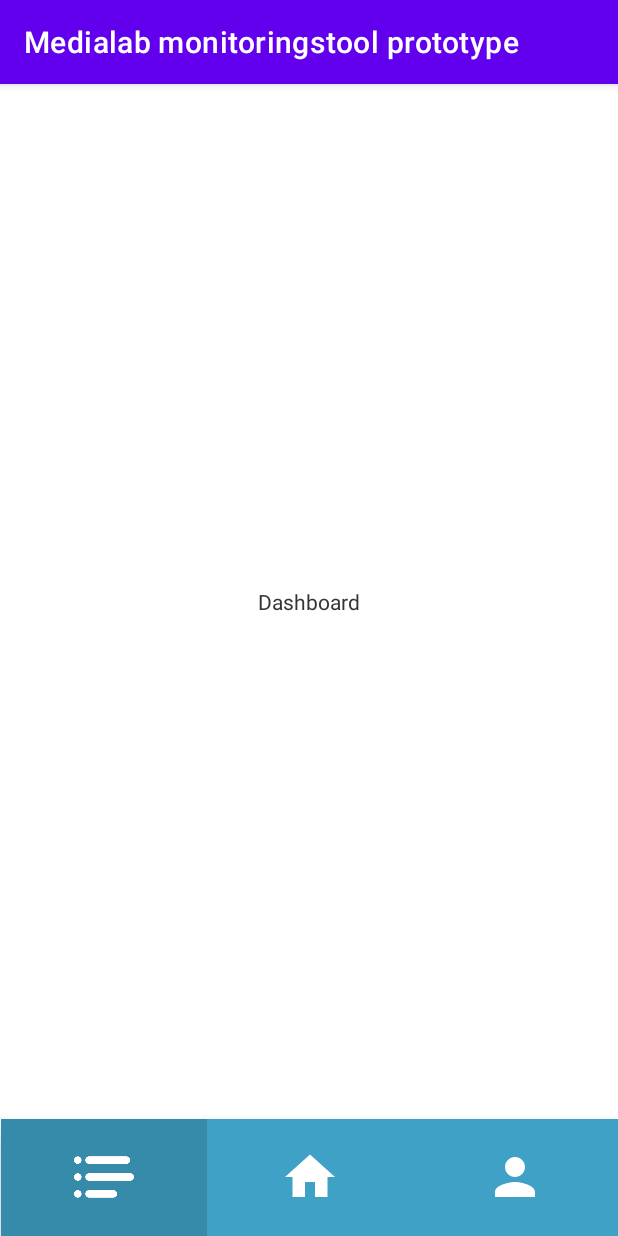
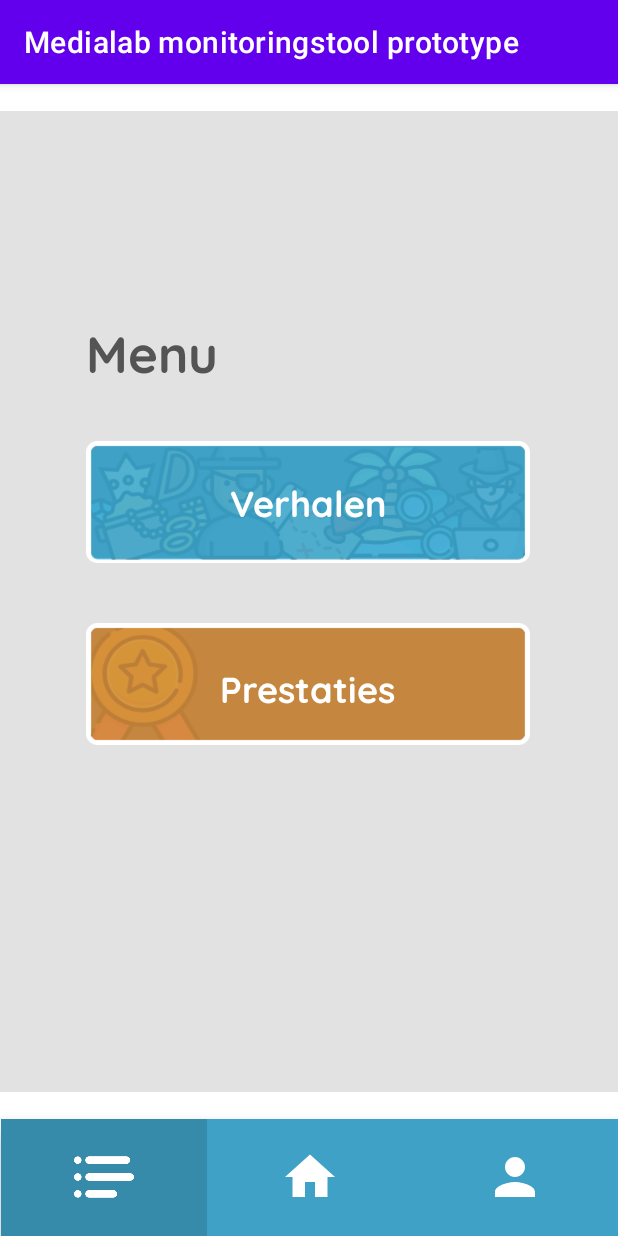
Before and after one commit to CMI-EMI-Op-Zuid/Prototype, an Android app: the screen it shows after launch once a user with an empty profile is signed in (DashboardActivity), on a phone screen of 412 x 824 dp. Run offline under Robolectric (Android 15) with nearby library versions, the phone set to English and light mode, and no system bars; our stand-ins replace Firebase (no records; nobody signed in at launch, a user with empty details on screens opened directly).

Commit message:
Dashboard styling
added the buttons and styling for the dashboard fragment

```diff
--- a/app/src/main/res/layout/fragment_dashboard.xml
+++ b/app/src/main/res/layout/fragment_dashboard.xml
@@ -4,16 +4,89 @@
     xmlns:tools="http://schemas.android.com/tools"
     android:layout_width="match_parent"
     android:layout_height="match_parent"
+    android:background="#E2E2E2"
+    android:visibility="visible"
     tools:context=".DashboardFragment">
 
     <!-- TODO: Update blank fragment layout -->
+
+    <TextView
+        android:id="@+id/MenuTitle"
+        android:layout_width="wrap_content"
+        android:layout_height="wrap_content"
+        android:layout_marginTop="136dp"
+        android:fontFamily="@font/quicksand_bold"
+        android:text="Menu"
+        android:textAppearance="@style/TextAppearance.AppCompat.Display1"
+        android:textColor="#545454"
+        app:layout_constraintEnd_toEndOf="parent"
+        app:layout_constraintHorizontal_bias="0.176"
+        app:layout_constraintStart_toStartOf="parent"
+        app:layout_constraintTop_toTopOf="parent" />
+
+    <ImageButton
+        android:id="@+id/btn_stories"
+        android:layout_width="296dp"
+        android:layout_height="81dp"
+        android:background="@null"
+        android:scaleType="fitXY"
+        android:src="@drawable/button_menu"
+        app:layout_constraintBottom_toBottomOf="parent"
+        app:layout_constraintEnd_toEndOf="parent"
+        app:layout_constraintHorizontal_bias="0.495"
+        app:layout_constraintStart_toStartOf="parent"
+        app:layout_constraintTop_toTopOf="parent"
+        app:layout_constraintVertical_bias="0.384" />
+
     <TextView
         android:layout_width="wrap_content"
         android:layout_height="wrap_content"
-        android:text="Dashboard"
+        android:layout_gravity="center"
+        android:backgroundTint="#43CF5F"
+        android:clickable="false"
+        android:fontFamily="@font/quicksand_bold"
+        android:text="Verhalen"
+        android:textAllCaps="false"
+        android:textColor="#FFFFFF"
+        android:textSize="24sp"
         app:layout_constraintBottom_toBottomOf="parent"
         app:layout_constraintEnd_toEndOf="parent"
+        app:layout_constraintHorizontal_bias="0.498"
         app:layout_constraintStart_toStartOf="parent"
-        app:layout_constraintTop_toTopOf="parent" />
+        app:layout_constraintTop_toTopOf="parent"
+        app:layout_constraintVertical_bias="0.392" />
+
+    <ImageButton
+        android:id="@+id/btn_performance"
+        android:layout_width="296dp"
+        android:layout_height="81dp"
+        android:background="@null"
+        android:scaleType="fitXY"
+        android:src="@drawable/prestaties"
+        app:layout_constraintBottom_toBottomOf="parent"
+        app:layout_constraintEnd_toEndOf="parent"
+        app:layout_constraintHorizontal_bias="0.495"
+        app:layout_constraintStart_toStartOf="parent"
+        app:layout_constraintTop_toTopOf="parent"
+        app:layout_constraintVertical_bias="0.596" />
+
+    <TextView
+        android:layout_width="wrap_content"
+        android:layout_height="wrap_content"
+        android:layout_gravity="center"
+        android:backgroundTint="#43CF5F"
+        android:clickable="false"
+        android:fontFamily="@font/quicksand_bold"
+        android:text="Prestaties"
+        android:textAllCaps="false"
+        android:textColor="#FFFFFF"
+        android:textSize="24sp"
+        app:layout_constraintBottom_toBottomOf="parent"
+        app:layout_constraintEnd_toEndOf="parent"
+        app:layout_constraintHorizontal_bias="0.498"
+        app:layout_constraintStart_toStartOf="parent"
+        app:layout_constraintTop_toTopOf="parent"
+        app:layout_constraintVertical_bias="0.592" />
+
 
 </androidx.constraintlayout.widget.ConstraintLayout>
```
Also changed, not shown: app/src/main/res/drawable/button_menu.png (added), app/src/main/res/drawable/prestaties.png (added), app/src/main/res/drawable/stories_btn_bg.png (added).
